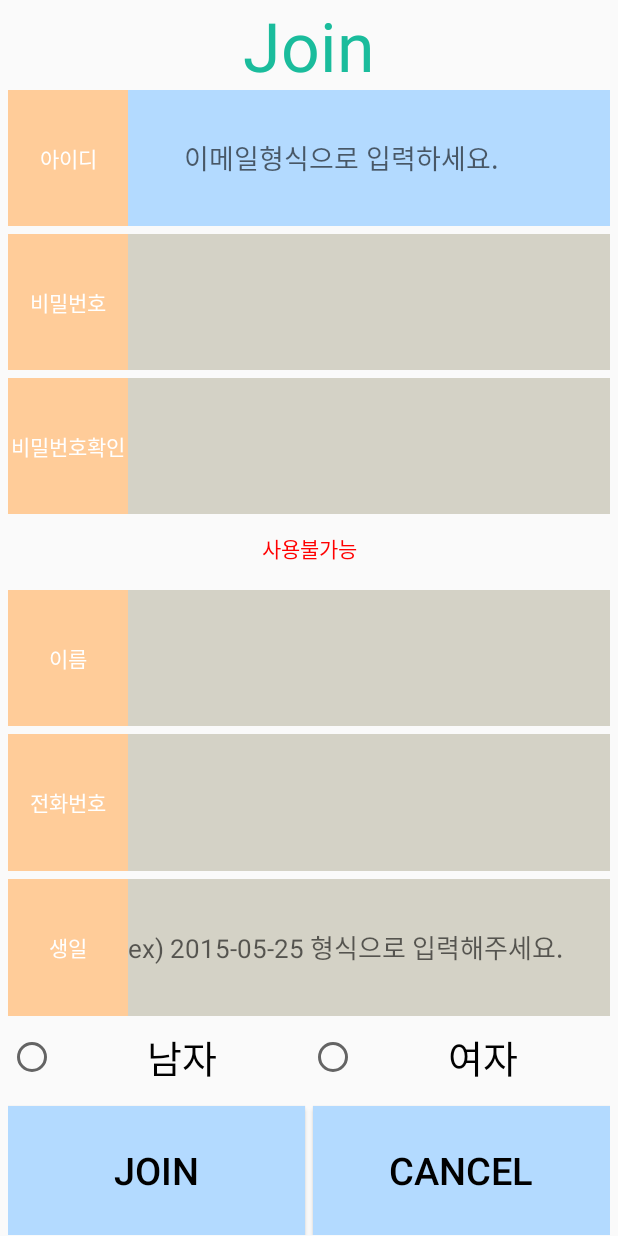
After one commit to kanu1018/m_meto, an Android app: the MemIns screen opened directly, with no data from a screen before it, on a phone screen of 412 x 824 dp. The commit adds this screen. Run offline under Robolectric (Android 15) with nearby library versions, the phone set to English and light mode, and no system bars.

Commit message:
로그인 회원가입 만들었어요

```diff
--- a/app/build.gradle
+++ b/app/build.gradle
@@ -3,6 +3,7 @@ apply plugin: 'com.android.application'
 android {
     compileSdkVersion 23
     buildToolsVersion "24.0.0"
+    useLibrary 'org.apache.http.legacy'
 
     defaultConfig {
         applicationId "com.kitri.meto.m.metour"
--- /dev/null
+++ b/app/src/main/java/com/kitri/meto/m/metour/MemIns.java
@@ -0,0 +1,229 @@
+package com.kitri.meto.m.metour;
+
+import android.app.Activity;
+import android.os.Bundle;
+import android.os.StrictMode;
+import android.text.Editable;
+import android.text.TextWatcher;
+import android.util.Log;
+import android.view.View;
+import android.widget.Button;
+import android.widget.EditText;
+import android.widget.RadioButton;
+import android.widget.TextView;
+import android.widget.Toast;
+
+import org.apache.http.HttpResponse;
+import org.apache.http.NameValuePair;
+import org.apache.http.client.HttpClient;
+import org.apache.http.client.entity.UrlEncodedFormEntity;
+import org.apache.http.client.methods.HttpPost;
+import org.apache.http.impl.client.DefaultHttpClient;
+import org.apache.http.message.BasicNameValuePair;
+
+import java.util.ArrayList;
+import java.util.List;
+
+/**
+ * Created by Administrator on 2016-07-13.
+ */
+public class MemIns extends Activity {
+    EditText edtName,edtId,edtPwd,edtPhone,edtpwdCheck,edtBirth;
+    RadioButton rg,rg1;
+    TextView CheckText;
+    Button JoinBtn,CancelBtn;
+    String vName,vId,vPwd,vPhone,vBirth,vGender;
+    Boolean flag;
+    @Override
+    protected void onCreate(Bundle savedInstanceState) {
+        super.onCreate(savedInstanceState);
+        setContentView(R.layout.join_layout);
+
+        edtId = (EditText)findViewById(R.id.join_id);
+        edtPwd = (EditText)findViewById(R.id.join_pwd);
+        edtName = (EditText)findViewById(R.id.join_name);
+        edtPhone = (EditText)findViewById(R.id.join_phone);
+        edtBirth = (EditText)findViewById(R.id.join_birth);
+        rg = (RadioButton) findViewById(R.id.rbtn1);
+        rg1 = (RadioButton)findViewById(R.id.rbtn2);
+        edtpwdCheck = (EditText)findViewById(R.id.pwd_check);
+        CheckText = (TextView)findViewById(R.id.join_check_textview);
+        flag=false;
+        edtpwdCheck.addTextChangedListener(new TextWatcher() {
+            @Override
+            public void beforeTextChanged(CharSequence s, int start, int count, int after) {
+
+            }
+
+            @Override
+            public void onTextChanged(CharSequence s, int start, int before, int count) {
+                if(edtPwd.getText().toString().equals(edtpwdCheck.getText().toString())){
+                    CheckText.setText("비밀번호 사용 가능");
+                    flag = true;
+                } else {
+                    CheckText.setText("비밀번호가 일치하지 않습니다.");
+                    flag = false;
+                }
+            }
+
+            @Override
+            public void afterTextChanged(Editable s) {
+
+            }
+        });
+
+        JoinBtn = (Button)findViewById(R.id.join_write_btn);
+        JoinBtn.setOnClickListener(new View.OnClickListener() {
+            @Override
+            public void onClick(View v) {
+                StrictMode.ThreadPolicy policy = new StrictMode.ThreadPolicy.Builder().permitAll().build();
+                StrictMode.setThreadPolicy(policy);
+
+                vName = edtName.getText().toString();
+                vId = edtId.getText().toString();
+
+                vPwd = edtPwd.getText().toString();
+                vPhone = edtPhone.getText().toString();
+                vBirth = edtBirth.getText().toString();
+                //아이디 이메일 형식 체크
+                if(!Util.validateEmail(vId)){
+                    Toast.makeText(getApplicationContext(),"아이디가 이메일 형식이 아닙니다.",Toast.LENGTH_SHORT).show();
+                    return;
+                }
+                //비밀번호 일치 불일치 체크
+                if(!flag){
+                    Toast.makeText(getApplicationContext(),"비밀번호를 다시 확인해 주세요.",Toast.LENGTH_SHORT).show();
+                    return;
+                }
+
+                if(vName.equals("")){
+                    Toast.makeText(getApplicationContext(),"이름을 입력 해주세요.",Toast.LENGTH_SHORT).show();
+                    return;
+                }
+
+                if(rg.isChecked()){
+                    vGender = "m";
+                } else if(rg1.isChecked()){
+                    vGender = "f";
+                } else{
+                    Toast.makeText(getApplicationContext(),"성별 체크를 해주세요.",Toast.LENGTH_SHORT).show();
+                    return;
+                }
+
+                if(vPhone.equals("")){
+                    Toast.makeText(getApplicationContext(),"핸드폰을 입력 해주세요.",Toast.LENGTH_SHORT).show();
+                    return;
+                } else if(vBirth.equals("")){
+                    Toast.makeText(getApplicationContext(),"생일을 입력 해주세요.",Toast.LENGTH_SHORT).show();
+                    return;
+                }
+
+                String[] st = vBirth.split("-");
+                if(st.length==3){
+                    if(st[0].length()!=4){
+                        Toast.makeText(getApplicationContext(),"생일 형식이 틀렸습니다.",Toast.LENGTH_SHORT).show();
+                        return;
+                    } else if(st[1].length()!=2){
+                        Toast.makeText(getApplicationContext(),"생일 형식이 틀렸습니다.",Toast.LENGTH_SHORT).show();
+                        return;
+                    } else if(st[2].length()!=2){
+                        Toast.makeText(getApplicationContext(),"생일 형식이 틀렸습니다.",Toast.LENGTH_SHORT).show();
+                        return;
+                    } else if(Integer.parseInt(st[1]) < 1 || Integer.parseInt(st[1])>12){
+                        Toast.makeText(getApplicationContext(),"생일 형식이 틀렸습니다.",Toast.LENGTH_SHORT).show();
+                        return;
+                    } else if(Integer.parseInt(st[2])<1||Integer.parseInt(st[2])>31){
+                        Toast.makeText(getApplicationContext(),"생일 형식이 틀렸습니다.",Toast.LENGTH_SHORT).show();
+                        return;
+                    }
+                } else {
+                    Toast.makeText(getApplicationContext(),"생일 형식이 틀렸습니다.",Toast.LENGTH_SHORT).show();
+                    return;
+                }
+
+                //Toast.makeText(getApplicationContext(),vName+"/"+vId+"/"+vPwd+"/"+vPhone+"/"+vBirth+"/"+vGender,Toast.LENGTH_LONG).show();
+                String requestURL =  "http://192.168.14.19:8805/meto/and/member/join.do";
+
+                HttpClient client   = new DefaultHttpClient();
+                HttpPost post    = new HttpPost(requestURL);
+                List<NameValuePair> paramList = new ArrayList<>();
+                paramList.add(new BasicNameValuePair("name" , vName));
+                paramList.add(new BasicNameValuePair("id"   , vId));
+                paramList.add(new BasicNameValuePair("pwd"  , vPwd));
+                paramList.add(new BasicNameValuePair("phone" , vPhone));
+                paramList.add(new BasicNameValuePair("gender" , vGender));
+                paramList.add(new BasicNameValuePair("birth"  , vBirth));
+
+                try {
+                    post.setEntity(new UrlEncodedFormEntity(paramList, "UTF-8"));
+                    HttpResponse response = client.execute(post);
+                    /*Toast.makeText(getApplicationContext(), "mem DB  저장 확인 ",
+                            Toast.LENGTH_SHORT).show();*/
+                    finish();
+                } catch(Exception e) {
+                    Log.d("sendPost===> ", e.toString());
+                }
+            }
+        });
+
+        CancelBtn = (Button)findViewById(R.id.join_cancel_btn);
+        CancelBtn.setOnClickListener(new View.OnClickListener() {
+            @Override
+            public void onClick(View v) {
+                finish();
+            }
+        });
+    }
+
+    /*private void excute(Context context){
+        this.context=context;
+        LayoutInflater inflater = (LayoutInflater)context.getSystemService(
+                Context.LAYOUT_INFLATER_SERVICE);
+        inflater.inflate(R.layout.mem_ins,this,true);
+        StrictMode.ThreadPolicy policy = new StrictMode.ThreadPolicy.Builder().permitAll().build();
+        StrictMode.setThreadPolicy(policy);
+        edtName = (EditText)findViewById(R.id.mem_name);
+        edtId = (EditText) findViewById(R.id.mem_id);
+        edtPwd = (EditText)findViewById(R.id.mem_pwd);
+        edtPhone = (EditText)findViewById(R.id.mem_phone);
+        edtEmail = (EditText)findViewById(R.id.mem_email);
+        edtAddr = (EditText)findViewById(R.id.mem_addr);
+        btnSend = (Button)findViewById(R.id.mem_join);
+        btnSend.setOnClickListener(new OnClickListener() {
+            @Override
+            public void onClick(View v) {
+                vName = edtName.getText().toString();
+                vId = edtId.getText().toString();
+                vPwd = edtPwd.getText().toString();
+                vPhone = edtPhone.getText().toString();
+                vEmail = edtEmail.getText().toString();
+                vAddr = edtAddr.getText().toString();
+                p_code = "mvcIns";
+                Toast.makeText(getContext(),
+                        "name="+vName+"id="+vId+" pwd"+vPwd+" phone"+vPhone+" email"+vEmail+" address"+vAddr,Toast.LENGTH_SHORT).show();
+                String requestURL =  "http://192.168.14.19:8805/DbServer/andController.do";
+
+                HttpClient client   = new DefaultHttpClient();
+                HttpPost post    = new HttpPost(requestURL);
+                List<NameValuePair> paramList = new ArrayList<>();
+                paramList.add(new BasicNameValuePair("mem_name" , vName));
+                paramList.add(new BasicNameValuePair("mem_id"   , vId));
+                paramList.add(new BasicNameValuePair("mem_pwd"  , vPwd));
+                paramList.add(new BasicNameValuePair("mem_phone" , vPhone));
+                paramList.add(new BasicNameValuePair("mem_email" , vEmail));
+                paramList.add(new BasicNameValuePair("mem_addr"  , vAddr));
+                paramList.add(new BasicNameValuePair("p_code"  , p_code));
+
+                try {
+                    post.setEntity(new UrlEncodedFormEntity(paramList, "UTF-8"));
+                    HttpResponse response = client.execute(post);
+                    Toast.makeText(getContext(), "mem DB  저장 확인 ",
+                            Toast.LENGTH_SHORT).show();
+                } catch(Exception e) {
+                    Log.d("sendPost===> ", e.toString());
+                }
+            }
+        });
+    }*/
+
+}
--- /dev/null
+++ b/app/src/main/res/layout/join_layout.xml
@@ -0,0 +1,215 @@
+<?xml version="1.0" encoding="utf-8"?>
+<LinearLayout xmlns:android="http://schemas.android.com/apk/res/android"
+    android:layout_width="match_parent"
+    android:layout_height="match_parent"
+    android:orientation="vertical"
+    android:layout_marginLeft="5dp"
+    android:layout_marginRight="5dp">
+    <TextView
+        android:layout_width="match_parent"
+        android:layout_height="60dp"
+        android:text="Join"
+        android:textSize="45sp"
+        android:textColor="@color/colorPrimary"
+        android:gravity="center"/>
+
+    <LinearLayout
+        android:layout_height="match_parent"
+        android:layout_width="match_parent"
+        android:orientation="vertical"
+        >
+        <LinearLayout
+            android:layout_height="0dp"
+            android:layout_weight="1"
+            android:layout_width="match_parent">
+            <TextView
+                android:text="아이디"
+                android:layout_width="80dp"
+                android:layout_height="match_parent"
+                android:gravity="center"
+                android:background="#ffcc99"
+                android:textColor="#FFFFFF"/>
+            <EditText
+                android:id="@+id/join_id"
+                android:layout_width="0dp"
+                android:layout_weight="1"
+                android:hint="        이메일형식으로 입력하세요."
+                android:layout_height="match_parent"
+                android:background="@drawable/kdy01_color"
+                />
+        </LinearLayout>
+        <LinearLayout
+            android:layout_marginTop="5dp"
+            android:layout_height="0dp"
+            android:layout_weight="1"
+            android:layout_width="match_parent">
+            <TextView
+                android:text="비밀번호"
+                android:layout_width="80dp"
+                android:layout_height="match_parent"
+                android:gravity="center"
+                android:background="#ffcc99"
+                android:textColor="#FFFFFF"/>
+        <EditText
+            android:id="@+id/join_pwd"
+            android:layout_width="0dp"
+            android:layout_weight="1"
+            android:layout_height="match_parent"
+            android:background="@drawable/kdy01_color"
+            />
+        </LinearLayout>
+        <LinearLayout
+            android:layout_marginTop="5dp"
+            android:layout_height="0dp"
+            android:layout_weight="1"
+            android:layout_width="match_parent">
+            <TextView
+
+                android:text="비밀번호확인"
+                android:layout_width="80dp"
+                android:layout_height="match_parent"
+                android:gravity="center"
+                android:background="#ffcc99"
+                android:textColor="#FFFFFF"/>
+            <EditText
+                android:id="@+id/pwd_check"
+                android:layout_width="0dp"
+                android:layout_weight="1"
+                android:layout_height="match_parent"
+                android:background="@drawable/kdy01_color"
+                />
+        </LinearLayout>
+        <LinearLayout
+            android:layout_height="0dp"
+            android:layout_weight="0.5"
+            android:layout_width="match_parent">
+            <TextView
+                android:id="@+id/join_check_textview"
+                android:text="사용불가능"
+                android:layout_width="match_parent"
+                android:layout_height="match_parent"
+                android:gravity="center"
+                android:textColor="#FF0000"/>
+        </LinearLayout>
+        <LinearLayout
+            android:layout_marginTop="5dp"
+            android:layout_height="0dp"
+            android:layout_weight="1"
+            android:layout_width="match_parent">
+            <TextView
+                android:text="이름"
+                android:layout_width="80dp"
+                android:layout_height="match_parent"
+                android:gravity="center"
+                android:background="#ffcc99"
+                android:textColor="#FFFFFF"/>
+            <EditText
+                android:id="@+id/join_name"
+                android:layout_width="0dp"
+                android:layout_weight="1"
+                android:layout_height="match_parent"
+                android:background="@drawable/kdy01_color"
+                />
+        </LinearLayout>
+        <LinearLayout
+            android:layout_marginTop="5dp"
+            android:layout_height="0dp"
+            android:layout_weight="1"
+            android:layout_width="match_parent">
+            <TextView
+                android:text="전화번호"
+                android:layout_width="80dp"
+                android:layout_height="match_parent"
+                android:gravity="center"
+                android:background="#ffcc99"
+                android:textColor="#FFFFFF"/>
+            <EditText
+                android:id="@+id/join_phone"
+                android:layout_width="0dp"
+                android:layout_weight="1"
+                android:layout_height="match_parent"
+                android:background="@drawable/kdy01_color"
+                />
+        </LinearLayout>
+        <LinearLayout
+            android:layout_marginTop="5dp"
+            android:layout_height="0dp"
+            android:layout_weight="1"
+            android:layout_width="match_parent">
+            <TextView
+                android:text="생일"
+                android:layout_width="80dp"
+                android:layout_height="match_parent"
+                android:gravity="center"
+                android:background="#ffcc99"
+                android:textColor="#FFFFFF"/>
+            <EditText
+                android:id="@+id/join_birth"
+                android:layout_width="0dp"
+                android:layout_weight="1"
+                android:textSize="17sp"
+                android:hint="ex) 2015-05-25 형식으로 입력해주세요."
+                android:layout_height="match_parent"
+                android:background="@drawable/kdy01_color"
+                />
+        </LinearLayout>
+        <LinearLayout
+            android:layout_height="0dp"
+            android:layout_weight="0.6"
+            android:layout_width="match_parent"
+            android:gravity="center">
+            <RadioGroup
+                android:layout_width="match_parent"
+                android:layout_height="match_parent"
+                android:orientation="horizontal"
+                android:gravity="center"
+                >
+                <RadioButton
+                    android:id="@+id/rbtn1"
+                    android:gravity="center"
+                    android:layout_width="0dp"
+                    android:layout_weight="1"
+                    android:layout_height="wrap_content"
+                    android:text="남자"
+                    android:textSize="25sp"
+                    />
+                <RadioButton
+                    android:id="@+id/rbtn2"
+                    android:gravity="center"
+                    android:layout_width="0dp"
+                    android:layout_weight="1"
+                    android:layout_height="wrap_content"
+                    android:text="여자"
+                    android:textSize="25sp"
+                    />
+            </RadioGroup>
+        </LinearLayout>
+        <LinearLayout
+            android:layout_height="0dp"
+            android:layout_weight="1"
+            android:layout_width="match_parent"
+            >
+            <Button
+                android:id="@+id/join_write_btn"
+                android:layout_marginTop="5dp"
+                android:text="Join"
+                android:textSize="25sp"
+                android:layout_width="0dp"
+                android:layout_height="match_parent"
+                android:layout_weight="1"
+                android:textColor="@color/txt_color01"
+                android:background="@drawable/kdy02_color"/>
+            <Button
+                android:id="@+id/join_cancel_btn"
+                android:layout_marginTop="5dp"
+                android:layout_marginLeft="5dp"
+                android:text="Cancel"
+                android:textSize="25sp"
+                android:layout_width="0dp"
+                android:layout_height="match_parent"
+                android:layout_weight="1"
+                android:textColor="@color/txt_color01"
+                android:background="@drawable/kdy02_color"/>
+        </LinearLayout>
+    </LinearLayout>
+</LinearLayout>
```
Also changed, not shown: app/src/main/AndroidManifest.xml (+8 -1 lines), app/src/main/java/com/kitri/meto/m/metour/Login_ok.java (added, +15 -0 lines), app/src/main/java/com/kitri/meto/m/metour/MemLog.java (added, +128 -0 lines), app/src/main/java/com/kitri/meto/m/metour/Member.java (added, +93 -0 lines), app/src/main/java/com/kitri/meto/m/metour/Util.java (added, +27 -0 lines), app/src/main/res/layout/login_layout.xml (+6 -1 lines), app/src/main/res/layout/login_ok.xml (added, +10 -0 lines), app/src/main/res/values/arrays.xml (added, +10 -0 lines).
